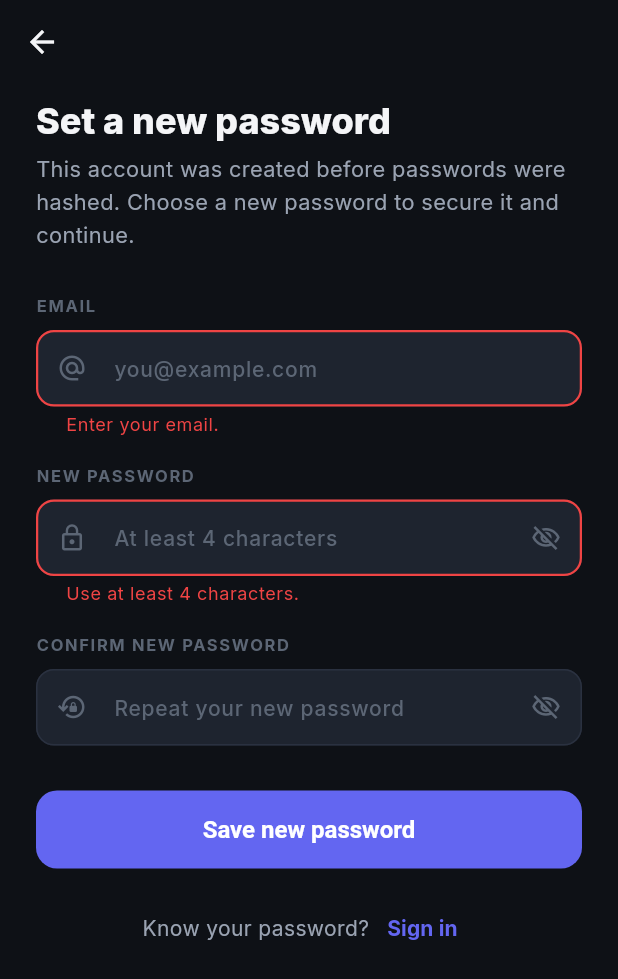
After one commit to Afzal20/taskmanager, a Flutter app: the ResetPasswordScreen screen opened directly, after a tap on "Save new password", on a phone screen of 412 x 824 dp. The commit adds this screen. Shown: the top 979 px of the screen. Run offline on Flutter 3.47's test engine with Material 3 defaults, Android fonts, the phone set to English and light mode, and no system bars; our stand-ins replace flutter_svg, google_fonts, shared_preferences, sqflite; accounts and stored records are empty.

Commit message:
feat: Refactor project structure and implement password hashing for user authentication

```diff
--- /dev/null
+++ b/lib/screens/auth/reset_password_screen.dart
@@ -0,0 +1,169 @@
+import 'package:flutter/material.dart';
+
+import '../../core/app_theme.dart';
+import '../../services/auth_service.dart';
+import '../../widgets/common.dart';
+import '../../home_screen.dart';
+
+/// Lets a legacy account (created before passwords were hashed) set a new,
+/// secure password. Only accounts still holding an unhashed password can use
+/// this — see [AuthService.resetPassword].
+class ResetPasswordScreen extends StatefulWidget {
+  final String? initialEmail;
+
+  const ResetPasswordScreen({super.key, this.initialEmail});
+
+  @override
+  State<ResetPasswordScreen> createState() => _ResetPasswordScreenState();
+}
+
+class _ResetPasswordScreenState extends State<ResetPasswordScreen> {
+  final _formKey = GlobalKey<FormState>();
+  late final TextEditingController _emailController;
+  final _passwordController = TextEditingController();
+  final _confirmController = TextEditingController();
+  bool _loading = false;
+
+  @override
+  void initState() {
+    super.initState();
+    _emailController =
+        TextEditingController(text: widget.initialEmail ?? '');
+  }
+
+  @override
+  void dispose() {
+    _emailController.dispose();
+    _passwordController.dispose();
+    _confirmController.dispose();
+    super.dispose();
+  }
+
+  Future<void> _submit() async {
+    if (!_formKey.currentState!.validate()) return;
+    setState(() => _loading = true);
+
+    final result = await AuthService.instance.resetPassword(
+      email: _emailController.text,
+      newPassword: _passwordController.text,
+    );
+
+    if (!mounted) return;
+    if (!result.success) {
+      setState(() => _loading = false);
+      ScaffoldMessenger.of(context).showSnackBar(
+        SnackBar(content: Text(result.error!), backgroundColor: AppColors.red),
+      );
+      return;
+    }
+    Navigator.of(context).pushAndRemoveUntil(
+      MaterialPageRoute(builder: (_) => const HomeScreen()),
+      (route) => false,
+    );
+  }
+
+  @override
+  Widget build(BuildContext context) {
+    return Scaffold(
+      appBar: AppBar(
+        backgroundColor: Colors.transparent,
+        foregroundColor: AppColors.textPrimary,
+        elevation: 0,
+      ),
+      body: SafeArea(
+        child: SingleChildScrollView(
+          padding: const EdgeInsets.symmetric(horizontal: 24, vertical: 8),
+          child: Form(
+            key: _formKey,
+            child: Column(
+              crossAxisAlignment: CrossAxisAlignment.stretch,
+              children: [
+                Text(
+                  'Set a new password',
+                  style: Theme.of(context)
+                      .textTheme
+                      .headlineSmall
+                      ?.copyWith(fontWeight: FontWeight.w800),
+                ),
+                const SizedBox(height: 6),
+                const Text(
+                  'This account was created before passwords were hashed. '
+                  'Choose a new password to secure it and continue.',
+                  style: TextStyle(
+                      fontSize: 14.5,
+                      color: AppColors.textSecondary,
+                      height: 1.5),
+                ),
+                const SizedBox(height: 28),
+                AppTextField(
+                  controller: _emailController,
+                  label: 'Email',
+                  hint: 'you@example.com',
+                  prefixIcon: Icons.alternate_email,
+                  keyboardType: TextInputType.emailAddress,
+                  textInputAction: TextInputAction.next,
+                  validator: (v) {
+                    final value = v?.trim() ?? '';
+                    if (value.isEmpty) return 'Enter your email.';
+                    if (!RegExp(r'^[^@\s]+@[^@\s]+\.[^@\s]+$')
+                        .hasMatch(value)) {
+                      return 'Enter a valid email address.';
+                    }
+                    return null;
+                  },
+                ),
+                const SizedBox(height: 18),
+                AppTextField(
+                  controller: _passwordController,
+                  label: 'New password',
+                  hint: 'At least 4 characters',
+                  prefixIcon: Icons.lock_outline,
+                  obscure: true,
+                  validator: (v) => (v == null || v.length < 4)
+                      ? 'Use at least 4 characters.'
+                      : null,
+                ),
+                const SizedBox(height: 18),
+                AppTextField(
+                  controller: _confirmController,
+                  label: 'Confirm new password',
+                  hint: 'Repeat your new password',
+                  prefixIcon: Icons.lock_reset_outlined,
+                  obscure: true,
+                  validator: (v) => (v != _passwordController.text)
+                      ? 'Passwords do not match.'
+                      : null,
+                  onFieldSubmitted: (_) => _submit(),
+                ),
+                const SizedBox(height: 30),
+                PrimaryButton(
+                  label: 'Save new password',
+                  loading: _loading,
+                  onPressed: _submit,
+                ),
+                const SizedBox(height: 16),
+                Row(
+                  mainAxisAlignment: MainAxisAlignment.center,
+                  children: [
+                    const Text(
+                      'Know your password?',
+                      style: TextStyle(
+                          color: AppColors.textSecondary, fontSize: 14),
+                    ),
+                    TextButton(
+                      onPressed: () => Navigator.of(context).pop(),
+                      child: const Text('Sign in',
+                          style: TextStyle(
+                              color: AppColors.primary,
+                              fontWeight: FontWeight.w700)),
+                    ),
+                  ],
+                ),
+              ],
+            ),
+          ),
+        ),
+      ),
+    );
+  }
+}
--- a/lib/services/auth_service.dart
+++ b/lib/services/auth_service.dart
@@ -2,17 +2,27 @@ import 'package:shared_preferences/shared_preferences.dart';
 
 import '../helpers/database_helper.dart';
 import '../models/user.dart';
+import 'password_hasher.dart';
 
 /// Result wrapper so screens can show precise error messages.
 class AuthResult {
   final bool success;
   final String? error;
 
-  const AuthResult._(this.success, this.error);
+  /// True when the account is a legacy plaintext one that must set a new
+  /// password (see AuthService.resetPassword) before it can be used.
+  final bool needsReset;
+
+  const AuthResult._(this.success, this.error, {this.needsReset = false});
 
   const AuthResult.ok() : this._(true, null);
   const AuthResult.fail(String message) : this._(false, message);
+  const AuthResult.needsReset()
+      : this._(false, 'This account was created before password hashing. '
+            'Please set a new password to continue.',
+            needsReset: true);
 }
+
 
 class AuthService {
   AuthService._();
@@ -77,7 +87,7 @@ class AuthService {
     final user = User(
       name: name.trim(),
       email: normalizedEmail,
-      password: password,
+      password: PasswordHasher.hash(password),
       avatar: avatar,
       createdAt: DateTime.now().toIso8601String(),
     );
@@ -92,9 +102,46 @@ class AuthService {
   }) async {
     final normalizedEmail = email.trim().toLowerCase();
     final user = await DatabaseHelper.instance.findUserByEmail(normalizedEmail);
-    if (user == null || user.password != password) {
+    if (user == null) {
       return const AuthResult.fail('Incorrect email or password.');
     }
+    // Legacy plaintext account — never accept it silently. Force a reset.
+    if (!PasswordHasher.isHashed(user.password)) {
+      return const AuthResult.needsReset();
+    }
+    if (!PasswordHasher.verify(password, user.password)) {
+      return const AuthResult.fail('Incorrect email or password.');
+    }
+    await _startSession(user.id!, user.email);
+    return const AuthResult.ok();
+  }
+
+  /// Sets a new, hashed password for a legacy plaintext account. Only allowed
+  /// while the account still holds an unhashed password, so an already-secured
+  /// account can never be hijacked through this path.
+  Future<AuthResult> resetPassword({
+    required String email,
+    required String newPassword,
+  }) async {
+    final normalizedEmail = email.trim().toLowerCase();
+    final user = await DatabaseHelper.instance.findUserByEmail(normalizedEmail);
+    if (user == null) {
+      return const AuthResult.fail('No account found with that email.');
+    }
+    if (PasswordHasher.isHashed(user.password)) {
+      return const AuthResult.fail(
+          'This account already has a secure password. Sign in with it instead.');
+    }
+    await DatabaseHelper.instance.updateUser(
+      User(
+        id: user.id,
+        name: user.name,
+        email: user.email,
+        password: PasswordHasher.hash(newPassword),
+        avatar: user.avatar,
+        createdAt: user.createdAt,
+      ),
+    );
     await _startSession(user.id!, user.email);
     return const AuthResult.ok();
   }
@@ -109,7 +156,10 @@ class AuthService {
   }) async {
     final user = await currentUser();
     if (user == null) return const AuthResult.fail('Not signed in.');
-    if (user.password != currentPassword) {
+    // If the account somehow still holds a plaintext password (legacy), let the
+    // change proceed so the user can move it to a hash immediately.
+    if (PasswordHasher.isHashed(user.password) &&
+        !PasswordHasher.verify(currentPassword, user.password)) {
       return const AuthResult.fail('Current password is incorrect.');
     }
     await DatabaseHelper.instance.updateUser(
@@ -117,7 +167,7 @@ class AuthService {
         id: user.id,
         name: user.name,
         email: user.email,
-        password: newPassword,
+        password: PasswordHasher.hash(newPassword),
         avatar: user.avatar,
         createdAt: user.createdAt,
       ),
@@ -143,4 +193,10 @@ class AuthService {
   void resetForTesting() {
     _currentUserId = null;
   }
+
+  /// Injects a logged-in session without a database round-trip (used by widget
+  /// tests so task screens have an authorized user to scope queries against).
+  void setSessionForTesting(int userId, String email) {
+    _currentUserId = userId;
+  }
 }
--- /dev/null
+++ b/lib/services/password_hasher.dart
@@ -0,0 +1,98 @@
+import 'dart:convert';
+import 'dart:math';
+
+import 'package:crypto/crypto.dart';
+
+/// Hashes passwords with PBKDF2-HMAC-SHA256 and stores them in a
+/// self-describing format so the iteration count and salt travel with the hash.
+///
+/// Stored format: `pbkdf2$<iterations>$<saltB64>$<hashB64>`
+///
+/// This keeps plaintext passwords out of the database. Legacy accounts created
+/// before hashing hold raw plaintext in the `password` column; those are
+/// detected with [isHashed] and forced through a password-reset flow (see
+/// AuthService) rather than being silently migrated.
+class PasswordHasher {
+  PasswordHasher._();
+
+  static const int _iterations = 120000;
+  static const int _saltLength = 16; // bytes
+  static const int _keyLength = 32; // bytes
+  static const String _prefix = 'pbkdf2';
+
+  static final Random _rng = Random.secure();
+
+  /// Hashes [password] with a fresh random salt.
+  static String hash(String password) {
+    final saltBytes = List<int>.generate(_saltLength, (_) => _rng.nextInt(256));
+    final saltB64 = base64UrlEncode(saltBytes);
+    return _derive(password, saltB64, _iterations);
+  }
+
+  /// True when [stored] was produced by [hash] (as opposed to a legacy
+  /// plaintext value stored before password hashing was introduced).
+  static bool isHashed(String stored) => stored.startsWith('$_prefix\$');
+
+  /// Constant-time-ish recompute-and-compare of [password] against [stored].
+  static bool verify(String password, String stored) {
+    if (!isHashed(stored)) return false;
+    final parts = stored.split('\$');
+    if (parts.length != 4) return false;
+    final iterations = int.tryParse(parts[1]);
+    if (iterations == null || iterations <= 0) return false;
+    final saltB64 = parts[2];
+    final expected = parts[3];
+
+    final actualHash = _deriveHashOnly(password, saltB64, iterations);
+    return _constantTimeEquals(
+        base64Url.decode(actualHash), base64Url.decode(expected));
+  }
+
+  static String _derive(String password, String saltB64, int iterations) {
+    final hash = _deriveHashOnly(password, saltB64, iterations);
+    return '$_prefix\$$iterations\$$saltB64\$$hash';
+  }
+
+  /// PBKDF2-HMAC-SHA256 implemented directly on top of the `crypto` package's
+  /// Hmac primitive (package:crypto exposes Hmac but not a stock PBKDF2).
+  static String _deriveHashOnly(String password, String saltB64, int iterations) {
+    final hmac = Hmac(sha256, utf8.encode(password));
+    final salt = base64Url.decode(saltB64);
+    const hLen = 32; // SHA-256 output length in bytes
+    final blocks = (_keyLength + hLen - 1) ~/ hLen;
+    final dk = List<int>.filled(_keyLength, 0);
+
+    for (var blockIndex = 1; blockIndex <= blocks; blockIndex++) {
+      // U1 = PRF(password, salt || INT_32_BE(blockIndex))
+      final intBytes = <int>[
+        (blockIndex >> 24) & 0xff,
+        (blockIndex >> 16) & 0xff,
+        (blockIndex >> 8) & 0xff,
+        blockIndex & 0xff,
+      ];
+      var u = hmac.convert([...salt, ...intBytes]).bytes;
+      var t = List<int>.from(u);
+      for (var i = 1; i < iterations; i++) {
+        u = hmac.convert(u).bytes;
+        for (var j = 0; j < hLen; j++) {
+          t[j] ^= u[j];
+        }
+      }
+      final offset = (blockIndex - 1) * hLen;
+      for (var j = 0; j < hLen; j++) {
+        final pos = offset + j;
+        if (pos < _keyLength) dk[pos] = t[j];
+      }
+    }
+    return base64Url.encode(dk);
+  }
+
+  static bool _constantTimeEquals(List<int> a, List<int> b) {
+    var diff = a.length ^ b.length;
+    final length = a.length < b.length ? a.length : b.length;
+    for (var i = 0; i < length; i++) {
+      diff |= a[i] ^ b[i];
+    }
+    return diff == 0;
+  }
+}
```
Also changed, not shown: lib/helpers/database_helper.dart (+25 -1 lines), lib/screens/auth/login_screen.dart (+12 -0 lines), pubspec.yaml (+5 -20 lines), test_output.txt (added, +57 -0 lines), pubspec.lock, 7 other files.
